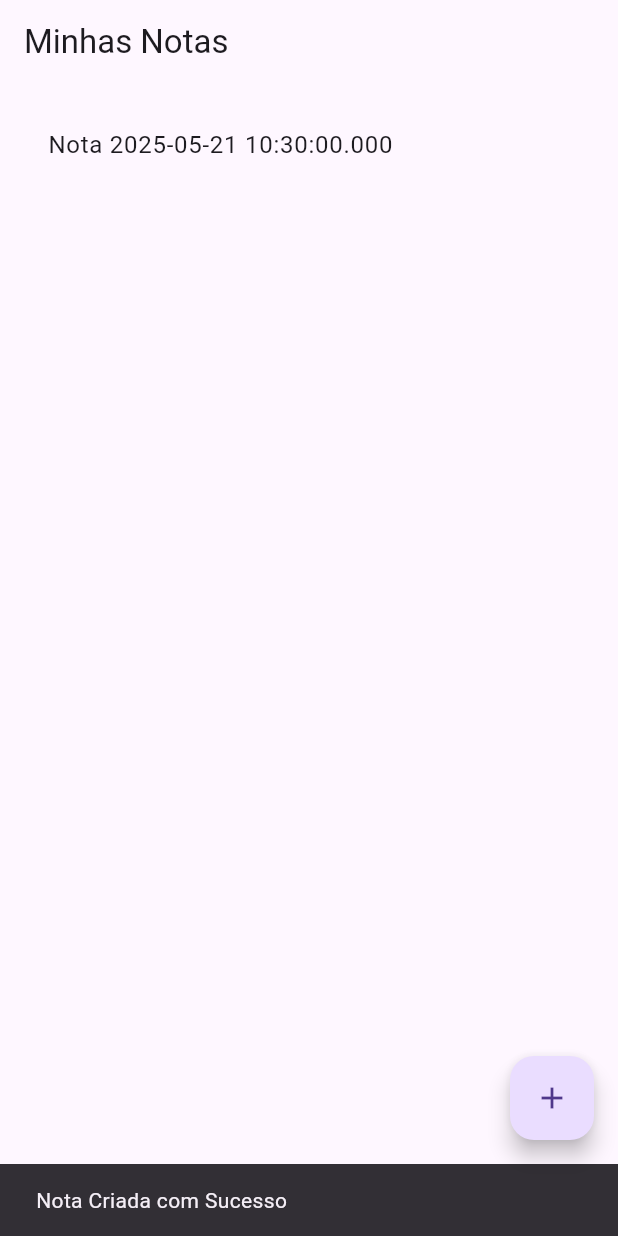
After one commit to Raylico/Curso-Mobile, a Flutter app: the NotaView screen opened directly, after a tap on the "add" icon, on a phone screen of 412 x 824 dp. The commit adds this screen. Run offline on Flutter 3.47's test engine with Material 3 defaults, Android fonts, the phone set to English and light mode, and no system bars; our stand-ins replace carousel_slider, fluttertoast, shared_preferences, sqflite; accounts and stored records are empty.

Commit message:
21.03.2025

```diff
--- /dev/null
+++ b/PersistenciaDadosFlutter/SQLite/exemplo_sqlite/lib/controllers/nota_controller.dart
@@ -0,0 +1,32 @@
+import 'package:exemplo_sqlite/models/nota_model.dart';
+import 'package:exemplo_sqlite/services/nota_db_helper.dart';
+
+class NotaController {
+
+ static final NotaDbHelper _dbHelper = NotaDbHelper();
+
+ //criar os controller
+ //insert
+Future<int> createNota(Nota nota) async{
+  return await _dbHelper.insertNota(nota);
+}
+
+//get
+Future<List<Nota>> readNotas() async{
+  return await _dbHelper.getNotas();
+}
+
+//update
+Future<int> updateNota(Nota nota) async{
+  return await _dbHelper.updateNota(nota);
+}
+
+//delete
+Future<int> deleteNota(int id) async{
+  return await _dbHelper.deleteNota(id);
+}
+
+
+
+
+}
--- a/PersistenciaDadosFlutter/SQLite/exemplo_sqlite/lib/main.dart
+++ b/PersistenciaDadosFlutter/SQLite/exemplo_sqlite/lib/main.dart
@@ -1,7 +1,8 @@
 import 'package:flutter/material.dart';
+import 'views/nota.view.dart';
 
 void main(){
   runApp(MaterialApp(
-    home: NotasView(),
+    home: NotaView(),
   ));
 }
--- /dev/null
+++ b/PersistenciaDadosFlutter/SQLite/exemplo_sqlite/lib/views/nota.view.dart
@@ -0,0 +1,122 @@
+// janela de visualização de app
+import 'package:exemplo_sqlite/controllers/nota_controller.dart';
+import 'package:flutter/material.dart';
+
+import '../models/nota_model.dart';
+
+class NotaView extends StatefulWidget{
+  @override
+  State<StatefulWidget> createState() {
+    return _NotaViewState();
+  }
+}
+
+class _NotaViewState extends State<NotaView>{
+  final NotaController _controller = NotaController();
+  List<Nota> _notas = [];
+  bool _isLoading = true;
+
+  //conectar com BD antes de abrir a tela
+  @override
+  void initState() {
+    // TODO: implement initState
+    super.initState();
+    _carregarDados();
+  }
+
+  void _carregarDados() async{
+    setState(() {
+      _isLoading = true;
+    });
+    try {
+      _notas=[];
+      _notas = await _controller.readNotas();
+    } catch (e) {
+      ScaffoldMessenger.of(context).showSnackBar(
+        SnackBar(content: Text("Erro ao Carregar as Notas, $e")));
+    }
+    setState(() {
+      _isLoading = false;
+    });
+  }
+
+  @override
+  Widget build(BuildContext context) {
+    return Scaffold(
+      appBar: AppBar(title: Text("Minhas Notas"),),
+      body: _isLoading
+      ? Center(child: CircularProgressIndicator(),)
+      : Padding(
+        padding: EdgeInsets.all(16),
+        child: Expanded(
+          child: ListView.builder(
+            itemCount: _notas.length,
+            itemBuilder: (context,index){
+              final nota = _notas[index]; //cria uma objeto para cada elemento da lista
+              return ListTile(
+                title: Text(nota.titulo),
+                subtitle: Text(nota.conteudo),
+                onLongPress: () => _deleteNota(nota.id!),
+                onTap:() => _updateNota(nota),
+              ); // mostra o obj na elemento de lista
+            })),
+      ),
+      floatingActionButton: FloatingActionButton(
+        onPressed: _addNota,
+        tooltip: "Adicionar Nota",
+        child: Icon(Icons.add),
+      ),
+    );
+  }
+
+  void _addNota() async {
+    Nota novaNota = Nota(titulo: "Nota ${DateTime.now()}", conteudo: "");
+    try {
+      await _controller.createNota(novaNota);
+      _carregarDados();
+      ScaffoldMessenger.of(context).showSnackBar(
+        SnackBar(content: Text("Nota Criada com Sucesso")));
+    } catch (e) {
+      ScaffoldMessenger.of(context).showSnackBar(
+        SnackBar(content: Text("Erro ao Salvar a Nota, $e")));
+
+    }
+  }
+
+  void _updateNota(Nota nota) async{
+    Nota notaAtualizada = Nota(titulo: "", conteudo: "");
+    showDialog(context: context, builder: (content)=>
+    AlertDialog(
+      title: Text("Atualizar Nota"),
+      content: TextField(
+        onChanged: (value){
+          notaAtualizada = Nota(
+            id: nota.id,
+            titulo: "${nota.titulo} (Editado)",
+            conteudo: value);
+        },
+      ),
+      actions: [
+        TextButton(
+          onPressed: (){
+            _controller.updateNota(notaAtualizada);
+            _carregarDados();
+            Navigator.of(contex).pop();
+          },
+          child: Text("Atualizar"))
+      ],
+    ));
+  }
+
+  void _deleteNota(int id) async{
+    try {
+      await _controller.deleteNota(id);
+      _carregarDados();
+      ScaffoldMessenger.of(context).showSnackBar(
+        SnackBar(content: Text("Nota Deletada com Sucesso")));
+    } catch (e) {
+      ScaffoldMessenger.of(context).showSnackBar(
+        SnackBar(content: Text("Erro ao Deletar Nota, $e")));
+    }
+  }
+}
```
Also changed, not shown: PersistenciaDadosFlutter/SQLite/exemplo_sqlite/lib/models/nota_model.dart (line endings or trailing spaces).
